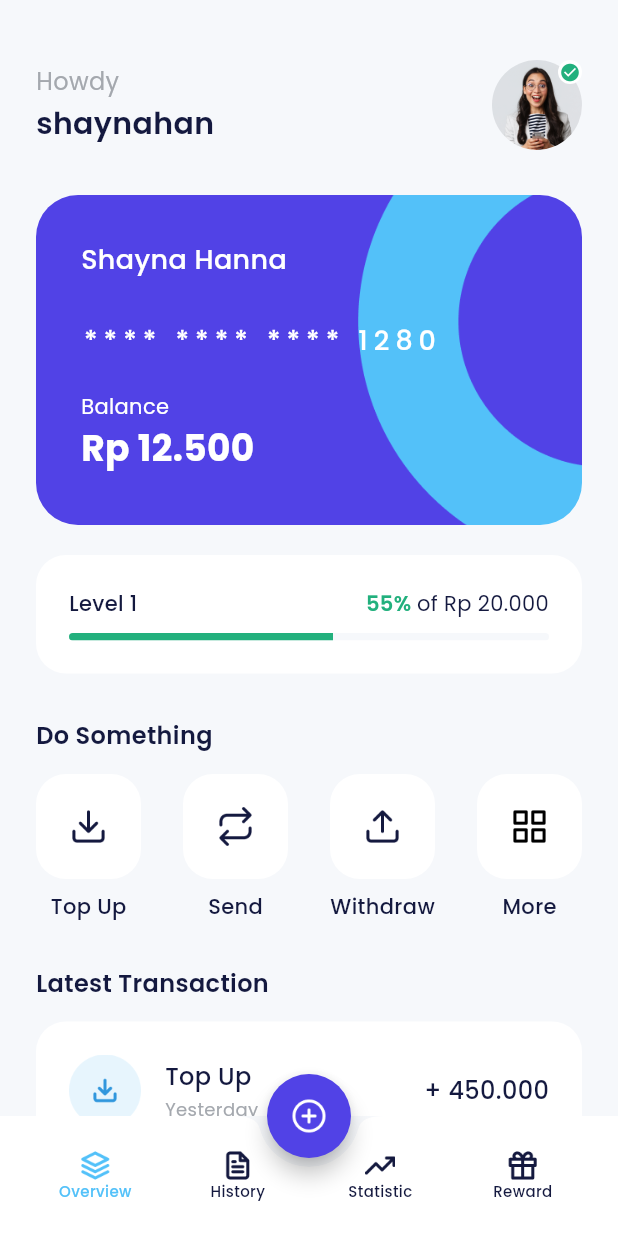
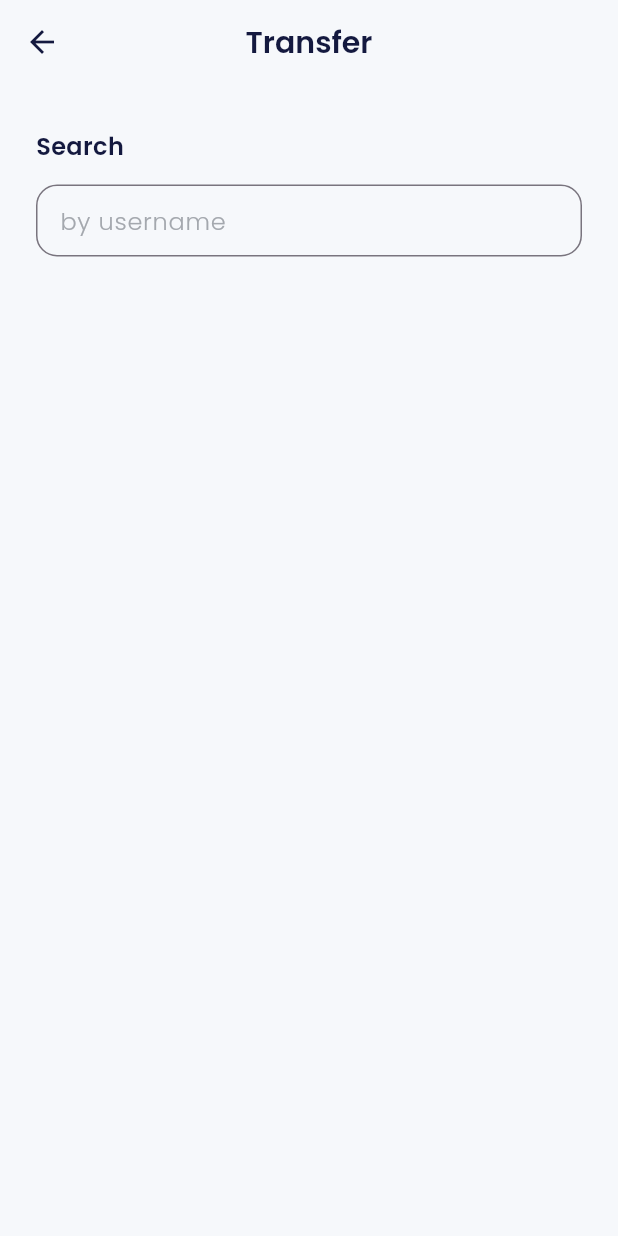
Before and after one commit to shandikadav/bank_sha, a Flutter app: the HomePage screen opened by its route, after a tap on "Send", on a phone screen of 412 x 824 dp. Run offline on Flutter 3.47's test engine with Material 3 defaults, Android fonts, the phone set to English and light mode, and no system bars; our stand-ins replace carousel_slider, google_fonts.

Commit message:
feat : add transfer page file

```diff
--- a/lib/main.dart
+++ b/lib/main.dart
@@ -15,6 +15,7 @@ import 'package:bank_sha/ui/pages/splash_pages.dart';
 import 'package:bank_sha/ui/pages/topup_amount_page.dart';
 import 'package:bank_sha/ui/pages/topup_page.dart';
 import 'package:bank_sha/ui/pages/topup_success.dart';
+import 'package:bank_sha/ui/pages/transfer_page.dart';
 import 'package:flutter/material.dart';
 
 void main() => runApp(const MyApp());
@@ -58,6 +59,7 @@ class MyApp extends StatelessWidget {
         '/topup': (context) => const TopupPage(),
         '/topup-amount': (context) => const TopupAmountPage(),
         '/topup-success': (context) => const TopupSuccessPage(),
+        '/transfer': (context) => const TransferPage(),
       },
     );
   }
--- a/lib/ui/pages/home_page.dart
+++ b/lib/ui/pages/home_page.dart
@@ -299,7 +299,9 @@ class HomePage extends StatelessWidget {
               HomeServiceItem(
                 iconUrl: 'assets/ic_send.png',
                 title: 'Send',
-                onTap: () {},
+                onTap: () {
+                  Navigator.pushNamed(context, '/transfer');
+                },
               ),
               HomeServiceItem(
                 iconUrl: 'assets/ic_withdraw.png',
--- /dev/null
+++ b/lib/ui/pages/transfer_page.dart
@@ -0,0 +1,38 @@
+import 'package:bank_sha/shared/theme/theme.dart';
+import 'package:bank_sha/ui/widgets/forms.dart';
+import 'package:flutter/material.dart';
+
+class TransferPage extends StatelessWidget {
+  const TransferPage({super.key});
+
+  @override
+  Widget build(BuildContext context) {
+    return Scaffold(
+      appBar: AppBar(
+        title: const Text('Transfer'),
+      ),
+      body: ListView(
+        padding: const EdgeInsets.symmetric(horizontal: 24),
+        children: [
+          const SizedBox(
+            height: 30,
+          ),
+          Text(
+            'Search',
+            style: blackTextStyle.copyWith(
+              fontSize: 16,
+              fontWeight: semiBold,
+            ),
+          ),
+          const SizedBox(
+            height: 14,
+          ),
+          CustomFormField(
+            title: 'by username',
+            isShowTitle: false,
+          ),
+        ],
+      ),
+    );
+  }
+}
--- a/lib/ui/widgets/forms.dart
+++ b/lib/ui/widgets/forms.dart
@@ -5,12 +5,14 @@ class CustomFormField extends StatelessWidget {
   final String title;
   final bool obscureText;
   final TextEditingController? controller;
+  final bool isShowTitle;
 
   const CustomFormField({
     super.key,
     required this.title,
     this.obscureText = false,
     this.controller,
+    this.isShowTitle = true,
   });
 
   @override
@@ -18,12 +20,14 @@ class CustomFormField extends StatelessWidget {
     return Column(
       crossAxisAlignment: CrossAxisAlignment.start,
       children: [
+        if (isShowTitle)
           Text(
             title,
             style: blackTextStyle.copyWith(
               fontWeight: medium,
             ),
           ),
+        if (isShowTitle)
           const SizedBox(
             height: 8,
           ),
@@ -31,6 +35,10 @@ class CustomFormField extends StatelessWidget {
           obscureText: obscureText,
           controller: controller,
           decoration: InputDecoration(
+            hintText: !isShowTitle ? title : null,
+            hintStyle: greyTextStyle.copyWith(
+              fontWeight: light,
+            ),
             border: OutlineInputBorder(
               borderRadius: BorderRadius.circular(14),
             ),
```
Lines whose indentation alone changed are shown as unchanged.
